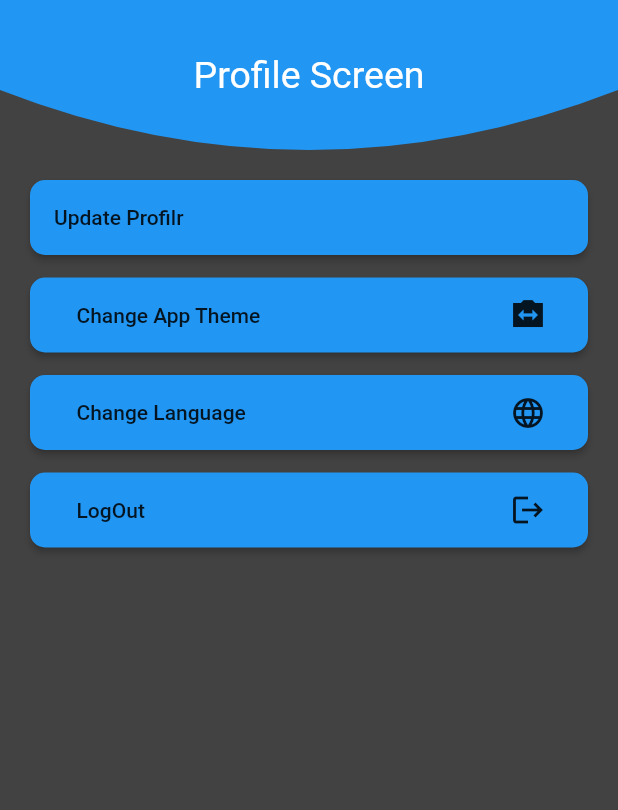
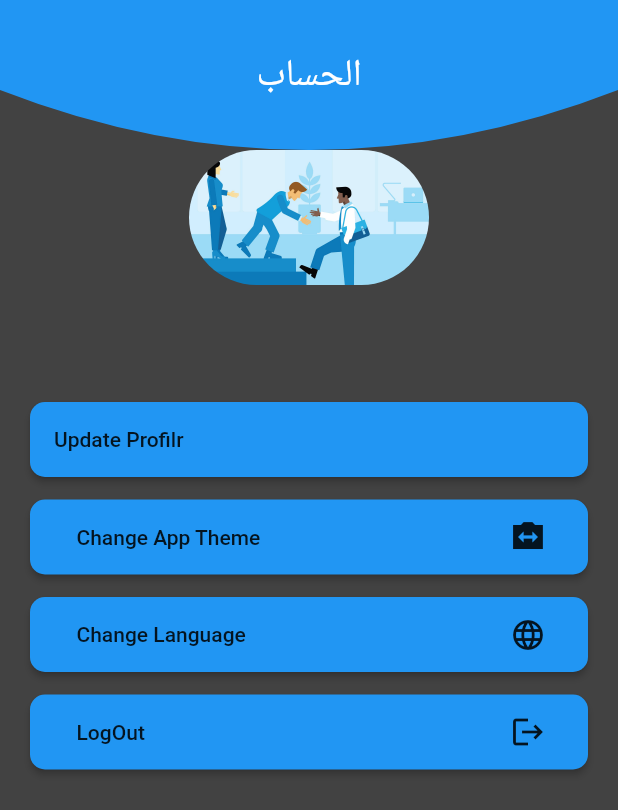
Before and after one commit to 27dandash/Booking-hotel-Algoriza, a Flutter app: the profile_screen screen opened directly, after a tap on "Change Language", on a phone screen of 412 x 824 dp. Shown: the top 810 px of the screen. Run offline on Flutter 3.47's test engine with Material 2 defaults, Android fonts, the phone set to English and light mode, and no system bars; our stand-ins replace bloc, buildcondition, connectivity, dio, flutter_bloc, flutter_conditional_rendering and 8 more; accounts and stored records are empty; network calls fail.

Commit message:
profile model

```diff
--- a/lib/layout/cubit/states.dart
+++ b/lib/layout/cubit/states.dart
@@ -15,7 +15,16 @@ class ShopChangeState extends AppState {}
 
 class ShopLoadingState extends AppState {}
 class ShowMoreState extends AppState {}
+//-------------------------------------------updateprofilestate
+class UpdateProfileLoadingDataState extends AppState {}
+class UpdateProfileSuccessDataState extends AppState {
+}
+class UpdateProfileErrorDataState extends AppState {
+  final String? error;
+  UpdateProfileErrorDataState(this.error);
+}
 //-------------------------------------------getprofilestate
+
 class ProfileLoadingDataState extends AppState {}
 class ProfileSuccessDataState extends AppState {
 }
--- a/lib/main.dart
+++ b/lib/main.dart
@@ -79,6 +79,7 @@ class MyApp extends StatelessWidget {
               ..gethotels()
               ..getSearch()
               ..getProfileData()
+              ..getupdateProfileData(name:'',email: '',image: '')
               ),
         BlocProvider<RegisterCubit>(
             create: (BuildContext context) => RegisterCubit())
--- a/lib/modules/HomeScreen/home_screen.dart
+++ b/lib/modules/HomeScreen/home_screen.dart
@@ -73,7 +73,11 @@ class home_screen extends StatelessWidget {
                                         child: Image(
                                             fit: BoxFit.fitWidth,
                                             image: NetworkImage(
-                                                'http://api.mahmoudtaha.com/images/${cubit!.data![index].images[index]}')))),
+                                                'http://api.mahmoudtaha.com/images/${cubit!.data![index].images[index]}')
+                                        )
+                                    )
+                                )
+                                ,
                                 Column(
                                   crossAxisAlignment: CrossAxisAlignment.center,
                                   children: [
--- a/lib/modules/ProfileScreen/profile_screen.dart
+++ b/lib/modules/ProfileScreen/profile_screen.dart
@@ -24,7 +24,7 @@ class profile_screen extends StatelessWidget {
             // TODO: implement listener
           },
           builder: (context, state) {
-            // var cubit=AppCubit.get(context).userModel;
+            var cubit=AppCubit.get(context).profileData;
             return SafeArea(
               child: Column(
                 children: [
@@ -35,12 +35,27 @@ class profile_screen extends StatelessWidget {
                       color: Colors.blue,
                       child: Center(
                           child: Text(
-                            "Profile Screen",
+                            appTranslation(context).profile,
                             style: TextStyle(fontSize: 25),
                           )),
                     ),
                   ),
-           //      Text('${cubit.userModel!.data!.name}'),
+               Container(
+                 // width: 70,
+                 height: 90,
+                 child: ClipRRect(
+                   borderRadius: BorderRadius.circular(120),
+                   child: Image(
+                     image: AssetImage('assets/images/onboarding1.jpg'),
+                   ),
+                   // child: Image(
+                   //   image:NetworkImage(
+                   //       'http://api.mahmoudtaha.com/images/${cubit!.image}'),
+                   // ),
+                 ),
+               ),
+                  Text('${cubit!.name}',style: TextStyle(fontSize: 25,fontWeight: FontWeight.bold),),
+                  Text('${cubit!.email}',style: TextStyle(fontSize: 25,fontWeight: FontWeight.bold),),
                   Padding(
                     padding: const EdgeInsets.all(20),
                     child: Column(
--- a/lib/shared/network/dio.dart
+++ b/lib/shared/network/dio.dart
@@ -45,6 +45,7 @@ class DioHelper {
         },
       ),
       queryParameters: query,
+
     );
   }
 
```
Also changed, not shown: lib/layout/cubit/cubit.dart (+45 -26 lines).
